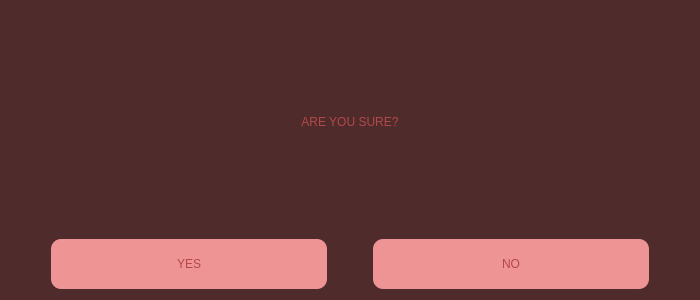
The window that MATFWars/check.ui (Divljo31/MATFWars) describes before a commit, drawn with Qt 5.
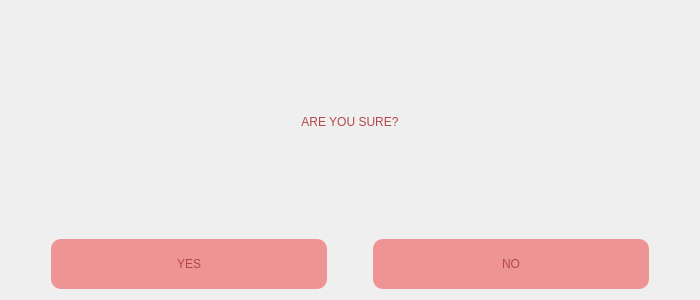
The same window after the commit. Icons and pictures are not drawn.

Diff of the .ui file:
```diff
--- a/MATFWars/check.ui
+++ b/MATFWars/check.ui
@@ -27,7 +27,7 @@
   </property>
   <property name="styleSheet">
    <string notr="true">#Check{
-background-color: rgb(79, 43, 43);
+	border-image: url(:/background/background2.jpg);
 }</string>
   </property>
   <layout class="QVBoxLayout" name="verticalLayout">
```
